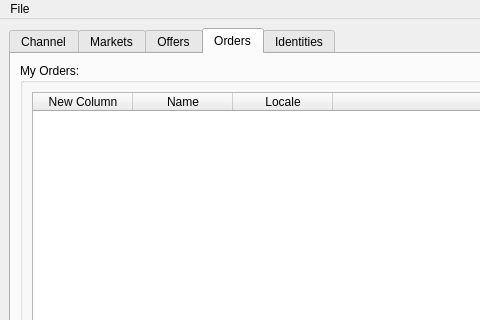
Old version of the form qtui/metamarket-qt.ui in the repository metamarcdw/metamarket; both pictures show x 0 to 480 and y 0 to 320 of the 800 by 557 pixel window.
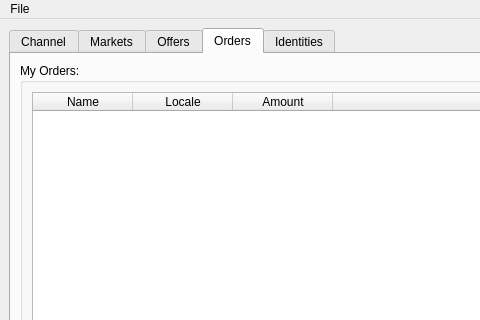
New version of the form. The open tabs and pages were chosen to show the change.

Commit message: Fix column header names on Offer tab

```diff
--- a/qtui/metamarket-qt.ui
+++ b/qtui/metamarket-qt.ui
@@ -234,11 +234,6 @@
                <attribute name="horizontalHeaderStretchLastSection">
                 <bool>true</bool>
                </attribute>
-               <column>
-                <property name="text">
-                 <string>New Column</string>
-                </property>
-               </column>
                <column>
                 <property name="text">
                  <string>Name</string>
@@ -249,6 +244,11 @@
                  <string>Locale</string>
                 </property>
                </column>
+               <column>
+                <property name="text">
+                 <string>Amount</string>
+                </property>
+               </column>
                <column>
                 <property name="text">
                  <string>Price</string>
```
The commit also changes 1 other file.
